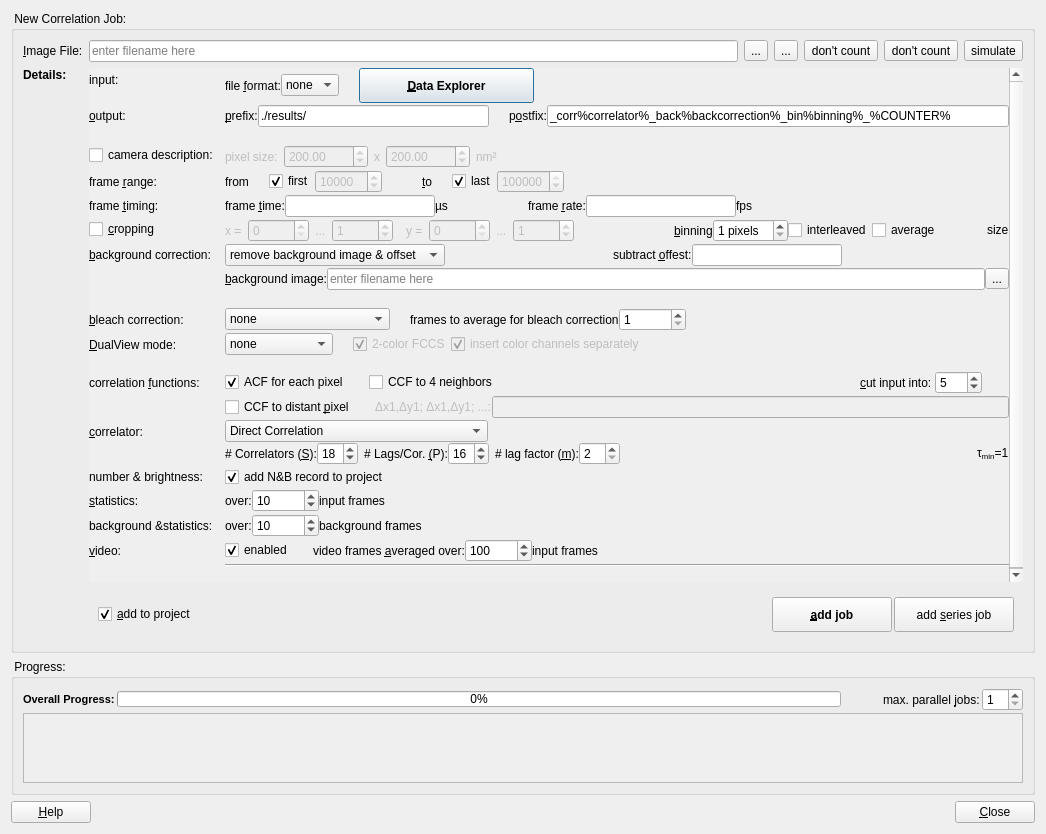
This is plugins/imagingfcs/qfrdrimagingfcscorrelationdialog.ui in jkriege2/QuickFit3 as Qt 5 draws it before an edit. The edited form follows.
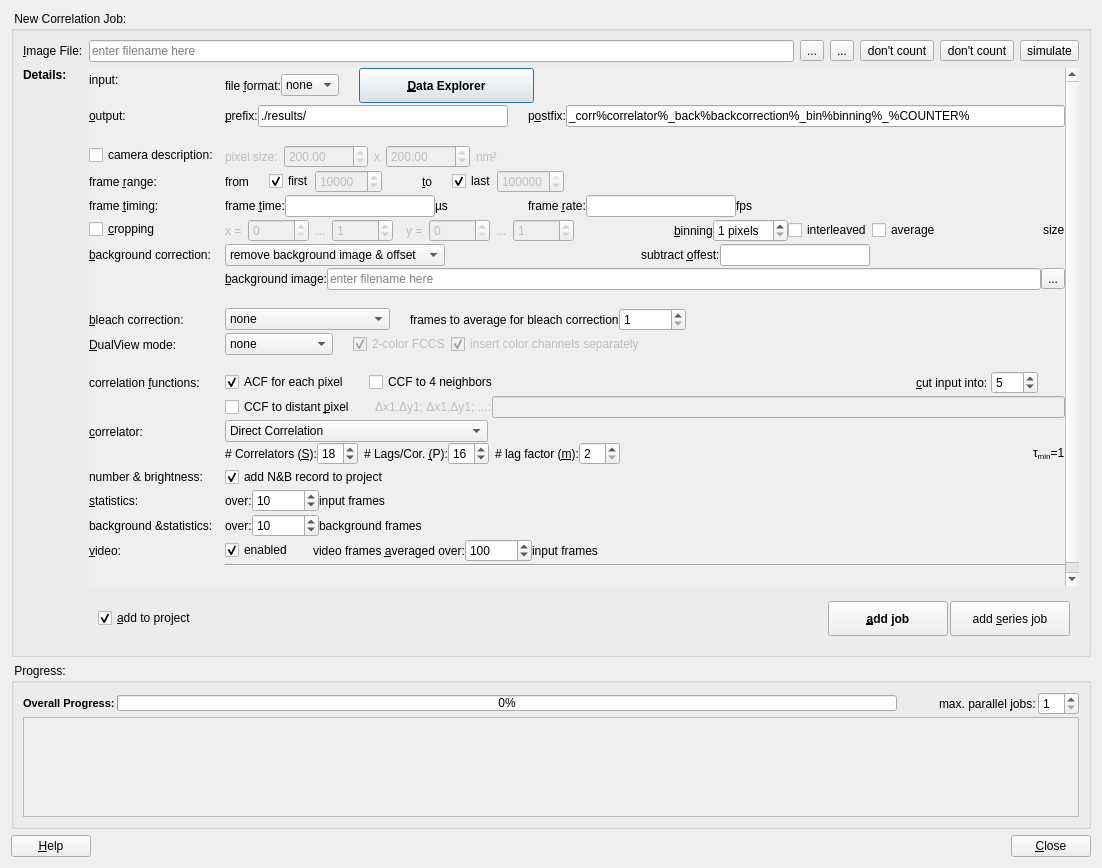
This is the edited form. Icons and pictures are not drawn. Custom widgets are drawn as their Qt base class.

Diff of the .ui file:
```diff
--- a/plugins/imagingfcs/qfrdrimagingfcscorrelationdialog.ui
+++ b/plugins/imagingfcs/qfrdrimagingfcscorrelationdialog.ui
@@ -9,8 +9,8 @@
    <rect>
     <x>0</x>
     <y>0</y>
-    <width>1046</width>
-    <height>834</height>
+    <width>1102</width>
+    <height>868</height>
    </rect>
   </property>
   <property name="windowTitle">
@@ -26,13 +26,19 @@
   <layout class="QVBoxLayout" name="verticalLayout_2" stretch="1,0,0">
    <item>
     <widget class="QGroupBox" name="groupBox_3">
+     <property name="sizePolicy">
+      <sizepolicy hsizetype="Preferred" vsizetype="Minimum">
+       <horstretch>0</horstretch>
+       <verstretch>0</verstretch>
+      </sizepolicy>
+     </property>
      <property name="title">
       <string> New Correlation Job: </string>
      </property>
      <property name="flat">
       <bool>false</bool>
      </property>
-     <layout class="QGridLayout" name="gridLayout_2">
+     <layout class="QGridLayout" name="gridLayout_2" rowstretch="0,1,0">
       <item row="0" column="1">
        <layout class="QHBoxLayout" name="horizontalLayout_2">
         <item>
@@ -123,8 +129,14 @@
         </item>
        </layout>
       </item>
-      <item row="2" column="1">
-       <widget class="QScrollArea" name="scrollArea_2">
+      <item row="1" column="1">
+       <widget class="QScrollArea" name="scrollAreaParams">
+        <property name="sizePolicy">
+         <sizepolicy hsizetype="Expanding" vsizetype="Minimum">
+          <horstretch>0</horstretch>
+          <verstretch>0</verstretch>
+         </sizepolicy>
+        </property>
         <property name="frameShape">
          <enum>QFrame::NoFrame</enum>
         </property>
@@ -139,16 +151,34 @@
           <rect>
            <x>0</x>
            <y>0</y>
-           <width>940</width>
-           <height>528</height>
+           <width>996</width>
+           <height>533</height>
           </rect>
          </property>
+         <property name="sizePolicy">
+          <sizepolicy hsizetype="Preferred" vsizetype="Minimum">
+           <horstretch>0</horstretch>
+           <verstretch>0</verstretch>
+          </sizepolicy>
+         </property>
          <layout class="QVBoxLayout" name="verticalLayout_4">
           <property name="margin">
            <number>0</number>
           </property>
           <item>
            <widget class="QFrame" name="widDetails">
+            <property name="sizePolicy">
+             <sizepolicy hsizetype="Expanding" vsizetype="Minimum">
+              <horstretch>0</horstretch>
+              <verstretch>0</verstretch>
+             </sizepolicy>
+            </property>
+            <property name="minimumSize">
+             <size>
+              <width>0</width>
+              <height>528</height>
+             </size>
+            </property>
             <property name="frameShape">
              <enum>QFrame::NoFrame</enum>
             </property>
@@ -1914,7 +1944,7 @@
         </property>
        </widget>
       </item>
-      <item row="2" column="0">
+      <item row="1" column="0">
        <widget class="QLabel" name="labDetails">
         <property name="text">
          <string>&lt;b&gt;Details:&lt;/b&gt;</string>
@@ -1924,7 +1954,7 @@
         </property>
        </widget>
       </item>
-      <item row="3" column="1">
+      <item row="2" column="1">
        <widget class="QWidget" name="widAddJob" native="true">
         <layout class="QHBoxLayout" name="horizontalLayout_5">
          <property name="spacing">
@@ -2019,6 +2049,12 @@
    </item>
    <item>
     <widget class="QGroupBox" name="groupBox">
+     <property name="sizePolicy">
+      <sizepolicy hsizetype="Preferred" vsizetype="MinimumExpanding">
+       <horstretch>0</horstretch>
+       <verstretch>0</verstretch>
+      </sizepolicy>
+     </property>
      <property name="title">
       <string> Progress: </string>
      </property>
@@ -2116,6 +2152,12 @@
           <verstretch>0</verstretch>
          </sizepolicy>
         </property>
+        <property name="minimumSize">
+         <size>
+          <width>0</width>
+          <height>100</height>
+         </size>
+        </property>
         <property name="horizontalScrollBarPolicy">
          <enum>Qt::ScrollBarAsNeeded</enum>
         </property>
@@ -2130,8 +2172,8 @@
           <rect>
            <x>0</x>
            <y>0</y>
-           <width>1006</width>
-           <height>69</height>
+           <width>1062</width>
+           <height>98</height>
           </rect>
          </property>
          <property name="sizePolicy">
```
